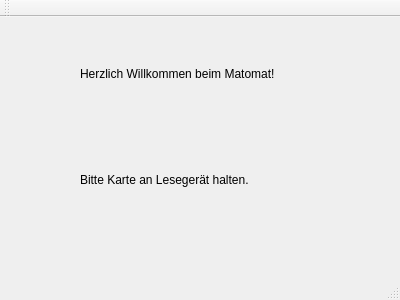
Old version of the form UserInterface/introductionmenu.ui in the repository Killjen/matomat.
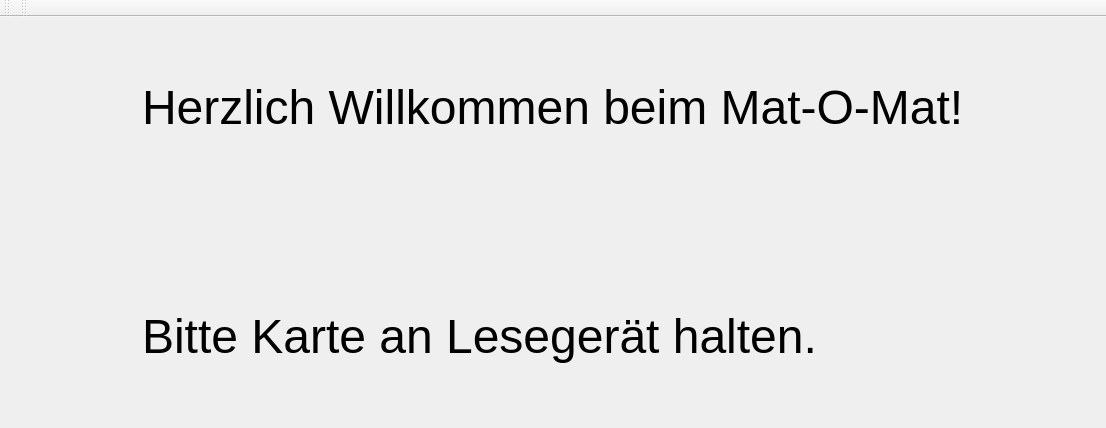
New version of the form.

```diff
--- a/UserInterface/introductionmenu.ui
+++ b/UserInterface/introductionmenu.ui
@@ -6,27 +6,23 @@
    <rect>
     <x>0</x>
     <y>0</y>
-    <width>400</width>
-    <height>300</height>
+    <width>1106</width>
+    <height>428</height>
    </rect>
   </property>
   <property name="windowTitle">
    <string>Herzlich Willkommen beim Matomat!</string>
   </property>
   <widget class="QWidget" name="centralWidget">
-   <widget class="QLabel" name="label">
-    <property name="geometry">
-     <rect>
-      <x>80</x>
-      <y>20</y>
-      <width>251</width>
-      <height>181</height>
-     </rect>
-    </property>
-    <property name="text">
-     <string>&lt;html&gt;&lt;head/&gt;&lt;body&gt;&lt;p&gt;Herzlich Willkommen beim Matomat!&lt;/p&gt;&lt;p&gt;&lt;br/&gt;&lt;/p&gt;&lt;p&gt;&lt;br/&gt;&lt;/p&gt;&lt;p&gt;Bitte Karte an Lesegerät halten.&lt;/p&gt;&lt;/body&gt;&lt;/html&gt;</string>
-    </property>
-   </widget>
+   <layout class="QVBoxLayout" name="verticalLayout">
+    <item alignment="Qt::AlignHCenter">
+     <widget class="QLabel" name="label">
+      <property name="text">
+       <string>&lt;html&gt;&lt;head/&gt;&lt;body&gt;&lt;p&gt;&lt;span style=&quot; font-size:36pt;&quot;&gt;Herzlich Willkommen beim Mat-O-Mat!&lt;/span&gt;&lt;/p&gt;&lt;p&gt;&lt;span style=&quot; font-size:36pt;&quot;&gt;&lt;br/&gt;&lt;/span&gt;&lt;/p&gt;&lt;p&gt;&lt;span style=&quot; font-size:36pt;&quot;&gt;&lt;br/&gt;&lt;/span&gt;&lt;/p&gt;&lt;p&gt;&lt;span style=&quot; font-size:36pt;&quot;&gt;Bitte Karte an Lesegerät halten.&lt;/span&gt;&lt;/p&gt;&lt;/body&gt;&lt;/html&gt;</string>
+      </property>
+     </widget>
+    </item>
+   </layout>
   </widget>
   <widget class="QMenuBar" name="menuBar">
    <property name="geometry">
@@ -46,7 +42,17 @@
     <bool>false</bool>
    </attribute>
   </widget>
-  <widget class="QStatusBar" name="statusBar"/>
+  <widget class="QToolBar" name="toolBar_2">
+   <property name="windowTitle">
+    <string>toolBar_2</string>
+   </property>
+   <attribute name="toolBarArea">
+    <enum>TopToolBarArea</enum>
+   </attribute>
+   <attribute name="toolBarBreak">
+    <bool>false</bool>
+   </attribute>
+  </widget>
  </widget>
  <layoutdefault spacing="6" margin="11"/>
  <resources/>
```
Left out of the diff: 9 changed lines with no effect on the pictures.
